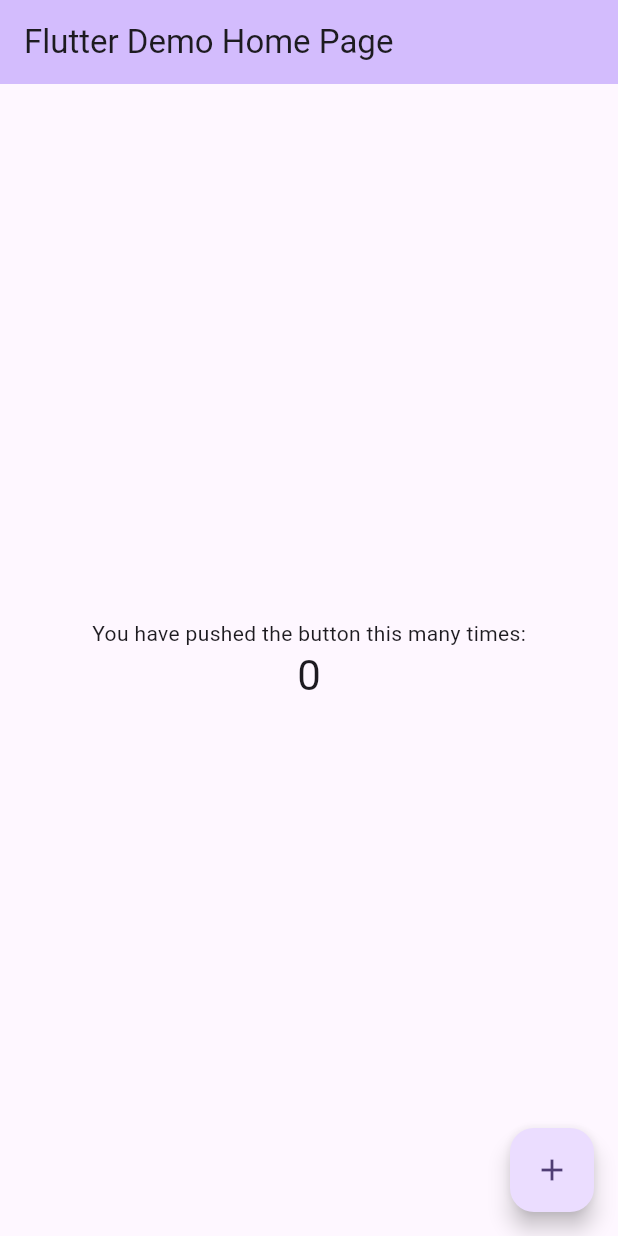
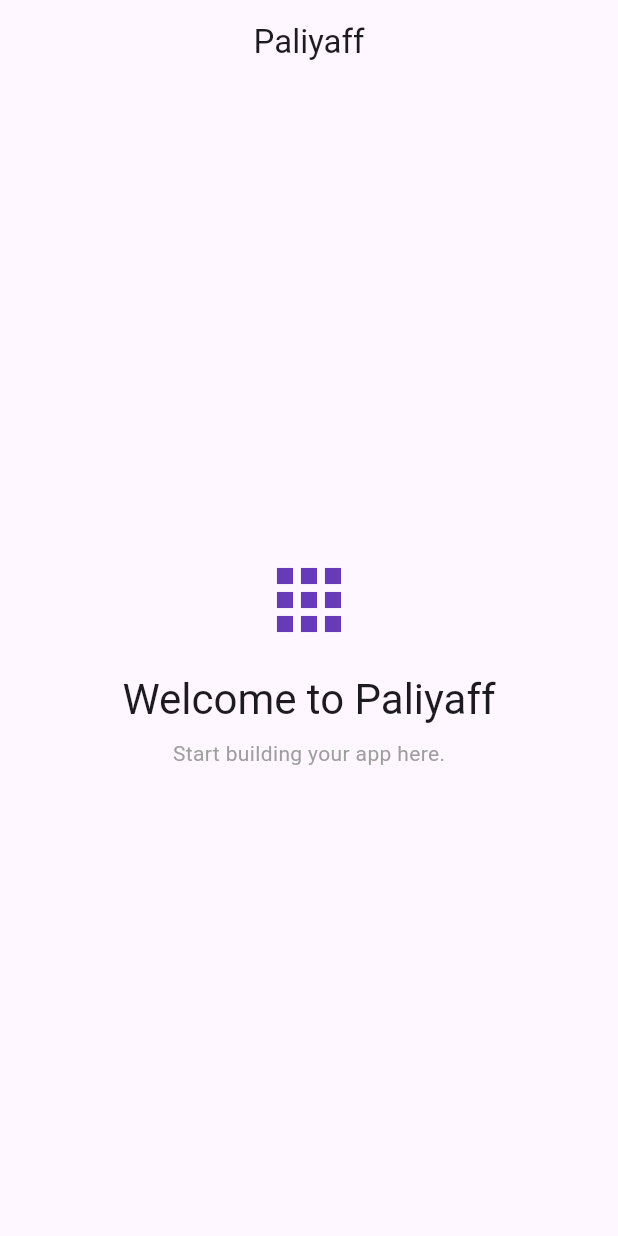
Before and after one commit to could-ai/019ae739-7472-7680-9860-8f63e614292b, a Flutter app: the screen it shows after launch, on a phone screen of 412 x 824 dp. Run offline on Flutter 3.47's test engine with Material 3 defaults, Android fonts, the phone set to English and light mode, and no system bars.

Commit message:
Created a clean Home Screen for the Paliyaff application to replace the default counter example.; Updated main.dart to initialize the Paliyaff application, configured the theme, and set up the routing to point to the new HomeScreen.; Updated project description to 'Paliyaff'.

```diff
--- a/usr/lib/main.dart
+++ b/usr/lib/main.dart
@@ -1,123 +1,26 @@
 import 'package:flutter/material.dart';
+import 'screens/home_screen.dart';
 
 void main() {
-  runApp(const MyApp());
+  runApp(const PaliyaffApp());
 }
 
-class MyApp extends StatelessWidget {
-  const MyApp({super.key});
+class PaliyaffApp extends StatelessWidget {
+  const PaliyaffApp({super.key});
 
-  // This widget is the root of your application.
   @override
   Widget build(BuildContext context) {
     return MaterialApp(
-      title: 'Flutter Demo',
+      title: 'Paliyaff',
       debugShowCheckedModeBanner: false,
       theme: ThemeData(
-        // This is the theme of your application.
-        //
-        // TRY THIS: Try running your application with "flutter run". You'll see
-        // the application has a purple toolbar. Then, without quitting the app,
-        // try changing the seedColor in the colorScheme below to Colors.green
-        // and then invoke "hot reload" (save your changes or press the "hot
-        // reload" button in a Flutter-supported IDE, or press "r" if you used
-        // the command line to start the app).
-        //
-        // Notice that the counter didn't reset back to zero; the application
-        // state is not lost during the reload. To reset the state, use hot
-        // restart instead.
-        //
-        // This works for code too, not just values: Most code changes can be
-        // tested with just a hot reload.
         colorScheme: ColorScheme.fromSeed(seedColor: Colors.deepPurple),
+        useMaterial3: true,
       ),
       initialRoute: '/',
       routes: {
-        '/': (context) => const MyHomePage(title: 'Flutter Demo Home Page'),
+        '/': (context) => const HomeScreen(),
       },
     );
   }
 }
-
-class MyHomePage extends StatefulWidget {
-  const MyHomePage({super.key, required this.title});
-
-  // This widget is the home page of your application. It is stateful, meaning
-  // that it has a State object (defined below) that contains fields that affect
-  // how it looks.
-
-  // This class is the configuration for the state. It holds the values (in this
-  // case the title) provided by the parent (in this case the App widget) and
-  // used by the build method of the State. Fields in a Widget subclass are
-  // always marked "final".
-
-  final String title;
-
-  @override
-  State<MyHomePage> createState() => _MyHomePageState();
-}
-
-class _MyHomePageState extends State<MyHomePage> {
-  int _counter = 0;
-
-  void _incrementCounter() {
-    setState(() {
-      // This call to setState tells the Flutter framework that something has
-      // changed in this State, which causes it to rerun the build method below
-      // so that the display can reflect the updated values. If we changed
-      // _counter without calling setState(), then the build method would not be
-      // called again, and so nothing would appear to happen.
-      _counter++;
-    });
-  }
-
-  @override
-  Widget build(BuildContext context) {
-    // This method is rerun every time setState is called, for instance as done
-    // by the _incrementCounter method above.
-    //
-    // The Flutter framework has been optimized to make rerunning build methods
-    // fast, so that you can just rebuild anything that needs updating rather
-    // than having to individually change instances of widgets.
-    return Scaffold(
-      appBar: AppBar(
-        // TRY THIS: Try changing the color here to a specific color (to
-        // Colors.amber, perhaps?) and trigger a hot reload to see the AppBar
-        // change color while the other colors stay the same.
-        backgroundColor: Theme.of(context).colorScheme.inversePrimary,
-        // Here we take the value from the MyHomePage object that was created by
-        // the App.build method, and use it to set our appbar title.
-        title: Text(widget.title),
-      ),
-      body: Center(
-        // Center is a layout widget. It takes a single child and positions it
-        // in the middle of the parent.
-        child: Column(
-          // Column is also a layout widget. It takes a list of children and
-          // arranges them vertically. By default, it sizes itself to fit its
-          // children horizontally, and tries to be as tall as its parent.
-          //
-          // Column has various properties to control how it sizes itself and
-          // how it positions its children. Here we use mainAxisAlignment to
-          // center the children vertically; the main axis here is the vertical
-          // axis because Columns are vertical (the cross axis would be
-          // horizontal).
-          //
-          // TRY THIS: Invoke "debug painting" (choose the "Toggle Debug Paint"
-          // action in the IDE, or press "p" in the console), to see the
-          // wireframe for each widget.
-          mainAxisAlignment: MainAxisAlignment.center,
-          children: <Widget>[
-            const Text('You have pushed the button this many times:'),
-            Text('$_counter', style: Theme.of(context).textTheme.headlineMedium),
-          ],
-        ),
-      ),
-      floatingActionButton: FloatingActionButton(
-        onPressed: _incrementCounter,
-        tooltip: 'Increment',
-        child: const Icon(Icons.add),
-      ), // This trailing comma makes auto-formatting nicer for build methods.
-    );
-  }
-}
--- /dev/null
+++ b/usr/lib/screens/home_screen.dart
@@ -0,0 +1,37 @@
+import 'package:flutter/material.dart';
+
+class HomeScreen extends StatelessWidget {
+  const HomeScreen({super.key});
+
+  @override
+  Widget build(BuildContext context) {
+    return Scaffold(
+      appBar: AppBar(
+        title: const Text('Paliyaff'),
+        centerTitle: true,
+      ),
+      body: Center(
+        child: Column(
+          mainAxisAlignment: MainAxisAlignment.center,
+          children: [
+            const Icon(
+              Icons.apps,
+              size: 64,
+              color: Colors.deepPurple,
+            ),
+            const SizedBox(height: 16),
+            Text(
+              'Welcome to Paliyaff',
+              style: Theme.of(context).textTheme.headlineMedium,
+            ),
+            const SizedBox(height: 8),
+            const Text(
+              'Start building your app here.',
+              style: TextStyle(color: Colors.grey),
+            ),
+          ],
+        ),
+      ),
+    );
+  }
+}
```
Also changed, not shown: usr/pubspec.yaml (+2 -70 lines).
